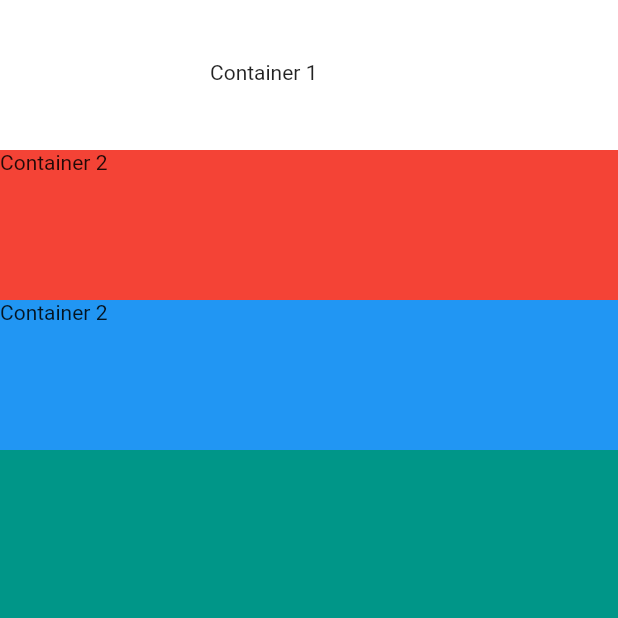
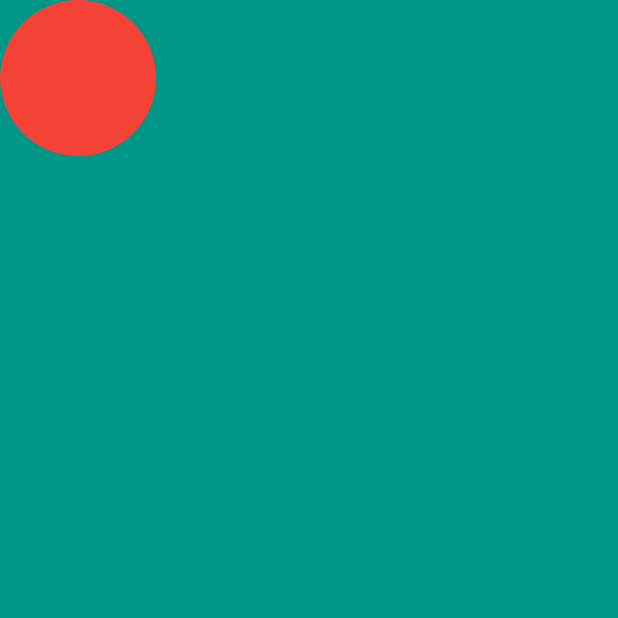
Before and after one commit to yashjain092000/mi_app_flutterorig, a Flutter app: the screen it shows after launch, on a phone screen of 412 x 824 dp, the top half of it. Run offline on Flutter 3.47's test engine with Material 2 defaults, Android fonts, the phone set to English and light mode, and no system bars.

Commit message:
add a profile pic and a circle

```diff
--- a/lib/main.dart
+++ b/lib/main.dart
@@ -13,26 +13,13 @@ class MyApp extends StatelessWidget {
         backgroundColor: Colors.teal,
         body: SafeArea(
           child: Column(
-            crossAxisAlignment: CrossAxisAlignment.stretch,
             children: <Widget>[
-              Container(
-                color: Colors.white,
-                height:100.0,
-                width:100.0,
-                //margin: EdgeInsets.only(left: 50,top:20),
-                padding: EdgeInsets.only(top:40,left:140),
-                child: Text("Container 1"),
-              ),
-              Container(color:Colors.red,
-                height:100.0,
-                width:100.0,
-                child: Text("Container 2"),
-              ),
-              Container(color:Colors.blue,
-                height:100.0,
-                width:100.0,
-                child: Text("Container 2"),
-              ),
+              CircleAvatar(
+                backgroundColor: Colors.red,
+                radius:52.0,
+
+
+              )
 
             ],
           )
```
Also changed, not shown: pubspec.yaml (+2 -55 lines), images/yash.png (added).
